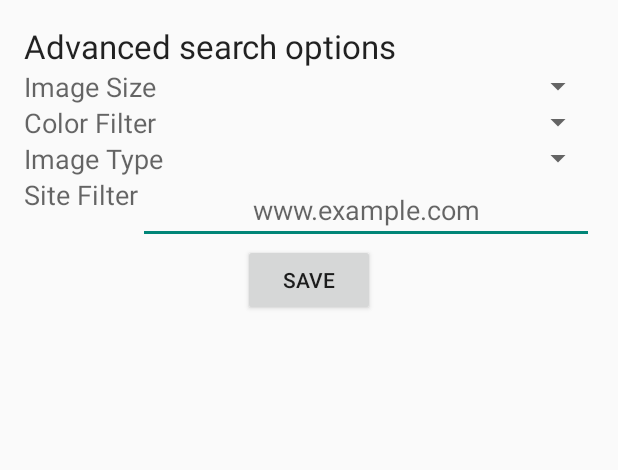
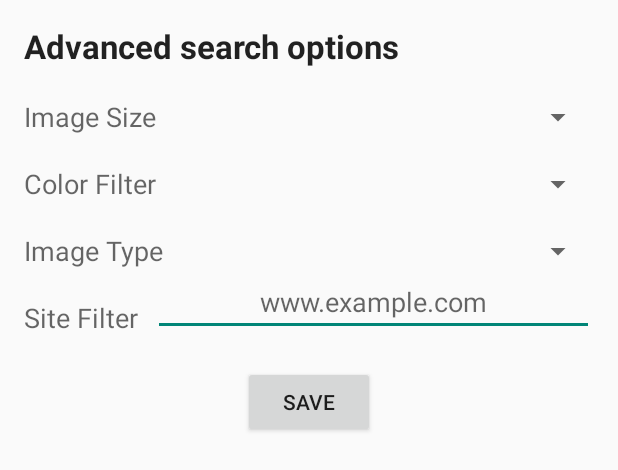
Before and after one commit to tinawen/GridImageSearch, an Android app: the layout activity_search_filter.xml on its own in the app's theme, with its tools: preview values and no code run, on a phone screen of 412 x 824 dp. Shown: the top 470 px of the screen. Run offline under Robolectric (Android 15) with nearby library versions, the phone set to English and light mode, and no system bars.

Commit message:
cleaned the code up a bit

```diff
--- a/app/src/main/java/com/codepath/gridimagesearch/app/SearchFilterActivity.java
+++ b/app/src/main/java/com/codepath/gridimagesearch/app/SearchFilterActivity.java
@@ -59,7 +59,7 @@ public class SearchFilterActivity extends ActionBarActivity {
     public Spinner setUpSpinner(int spinnerResId, int textArrayResId, String defaultValue) {
         Spinner spinner = (Spinner) findViewById(spinnerResId);
         ArrayAdapter<CharSequence> adapter = ArrayAdapter.createFromResource(this,
-                textArrayResId, android.R.layout.simple_spinner_item);
+                textArrayResId, R.layout.spinner_dropdown_align_right_item);
         adapter.setDropDownViewResource(android.R.layout.simple_spinner_dropdown_item);
         spinner.setAdapter(adapter);
         if (defaultValue != null && !defaultValue.isEmpty()) {
--- a/app/src/main/res/layout/activity_search_filter.xml
+++ b/app/src/main/res/layout/activity_search_filter.xml
@@ -13,6 +13,7 @@
         android:layout_height="wrap_content"
         android:textAppearance="?android:attr/textAppearanceLarge"
         android:text="Advanced search options"
+        android:textStyle="bold"
         android:id="@+id/tvTitle"
         android:layout_alignParentTop="true"
         android:layout_alignParentLeft="true"
@@ -26,15 +27,17 @@
         android:id="@+id/tvImageSize"
         android:layout_below="@+id/tvTitle"
         android:layout_alignParentLeft="true"
-        android:layout_alignParentStart="true" />
+        android:layout_alignParentStart="true"
+        android:layout_marginTop="20dp" />
 
     <Spinner
         android:layout_width="wrap_content"
         android:layout_height="wrap_content"
         android:id="@+id/spImageSize"
-        android:layout_alignTop="@+id/tvImageSize"
+        android:layout_alignBottom="@+id/tvImageSize"
         android:layout_toRightOf="@+id/tvImageSize"
         android:spinnerMode="dialog"
+        android:layout_marginLeft="10dp"
         android:layout_alignParentRight="true"
         android:layout_alignParentEnd="true" />
 
@@ -44,17 +47,19 @@
         android:textAppearance="?android:attr/textAppearanceMedium"
         android:text="Color Filter"
         android:id="@+id/tvColorFilter"
-        android:layout_below="@+id/spImageSize"
+        android:layout_below="@+id/tvImageSize"
         android:layout_alignParentLeft="true"
-        android:layout_alignParentStart="true" />
+        android:layout_alignParentStart="true"
+        android:layout_marginTop="20dp" />
 
     <Spinner
         android:layout_width="wrap_content"
         android:layout_height="wrap_content"
         android:id="@+id/spColorFilter"
-        android:layout_alignTop="@+id/tvColorFilter"
+        android:layout_alignBottom="@+id/tvColorFilter"
         android:layout_toRightOf="@+id/tvColorFilter"
         android:spinnerMode="dialog"
+        android:layout_marginLeft="10dp"
         android:layout_alignParentRight="true"
         android:layout_alignParentEnd="true" />
 
@@ -64,17 +69,19 @@
         android:textAppearance="?android:attr/textAppearanceMedium"
         android:text="Image Type"
         android:id="@+id/tvImageType"
-        android:layout_below="@+id/spColorFilter"
+        android:layout_below="@+id/tvColorFilter"
         android:layout_alignParentLeft="true"
-        android:layout_alignParentStart="true" />
+        android:layout_alignParentStart="true"
+        android:layout_marginTop="20dp" />
 
     <Spinner
         android:layout_width="wrap_content"
         android:layout_height="wrap_content"
         android:id="@+id/spImageType"
-        android:layout_alignTop="@+id/tvImageType"
+        android:layout_alignBottom="@+id/tvImageType"
         android:layout_toRightOf="@+id/tvImageType"
         android:spinnerMode="dialog"
+        android:layout_marginLeft="10dp"
         android:layout_alignParentRight="true"
         android:layout_alignParentEnd="true" />
 
@@ -86,14 +93,16 @@
         android:id="@+id/tvSiteFilter"
         android:layout_below="@+id/spImageType"
         android:layout_alignParentLeft="true"
-        android:layout_alignParentStart="true" />
+        android:layout_alignParentStart="true"
+        android:layout_marginTop="20dp" />
 
     <EditText
         android:layout_width="wrap_content"
         android:layout_height="wrap_content"
         android:id="@+id/etSiteFilter"
-        android:layout_alignTop="@+id/tvSiteFilter"
+        android:layout_alignBottom="@+id/tvSiteFilter"
         android:layout_toRightOf="@+id/tvSiteFilter"
+        android:layout_marginLeft="10dp"
         android:layout_alignParentRight="true"
         android:layout_alignParentEnd="true"
         android:hint="www.example.com"
@@ -106,6 +115,7 @@
         android:id="@+id/btnSave"
         android:layout_below="@+id/etSiteFilter"
         android:layout_centerHorizontal="true"
-        android:onClick="onSaveFilters" />
+        android:onClick="onSaveFilters"
+        android:layout_marginTop="20dp" />
 
 </RelativeLayout>
```
